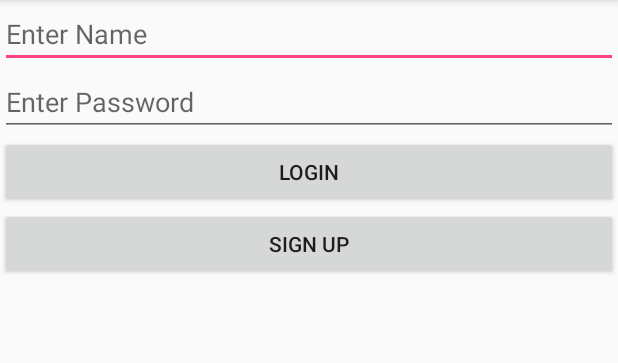
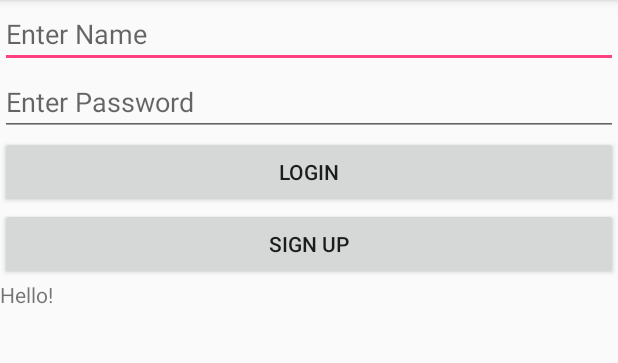
Before and after one commit to mamtalimba/sampleproject, an Android app: the screen it shows after launch (MainActivity), on a phone screen of 412 x 824 dp, the part 84-447 px from its top. Run offline under Robolectric (Android 15) with nearby library versions, the phone set to English and light mode, and no system bars.

Commit message:
button working

```diff
--- a/app/src/main/java/com/example/cub11/nitjaipurportal/MainActivity.java
+++ b/app/src/main/java/com/example/cub11/nitjaipurportal/MainActivity.java
@@ -32,10 +32,9 @@ public class MainActivity extends AppCompatActivity {
             public void onClick(View v) {
                 username=et_username.getText().toString();
                 password=et_password.getText().toString();
+                tv.setText(username+password);
                 Toast.makeText(MainActivity.this, "raman", Toast.LENGTH_SHORT).show();
                 Toast.makeText(MainActivity.this, "mamta", Toast.LENGTH_SHORT).show();
-
-                tv.setText(username+password);
             }
         });
 
--- a/app/src/main/res/layout/main_new_activity.xml
+++ b/app/src/main/res/layout/main_new_activity.xml
@@ -34,6 +34,7 @@
 
     <TextView
         android:id="@+id/textView"
+        android:text="Hello!"
         android:layout_width="match_parent"
-        android:layout_height="wrap_content" />
+        android:layout_height="match_parent" />
 </LinearLayout>
```
